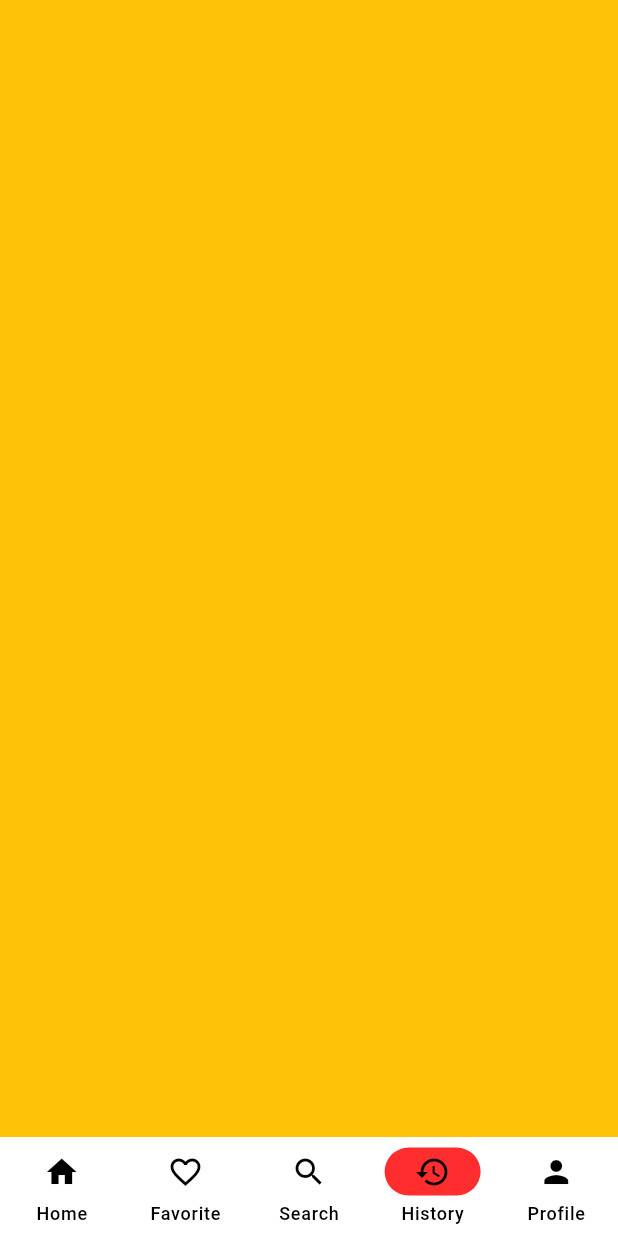
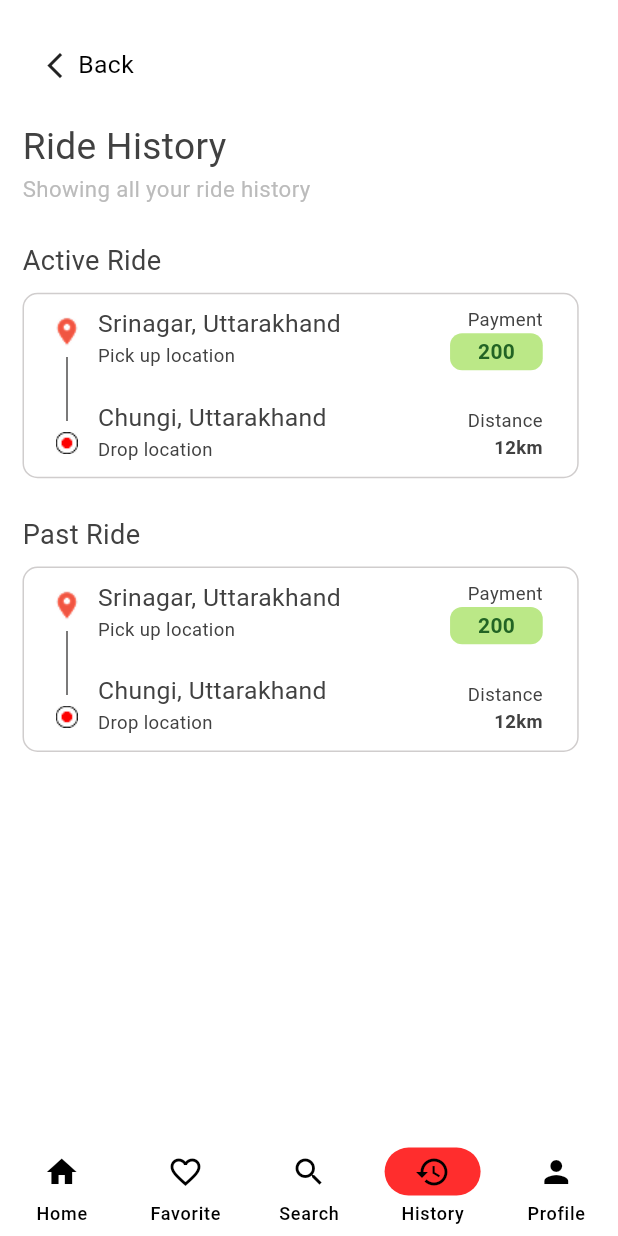
Before and after one commit to Cyber-Nut/GoSri, a Flutter app: the NavigationMenu screen opened by its route, item 4 of the bottom bar chosen, on a phone screen of 412 x 824 dp. Run offline on Flutter 3.47's test engine with Material 3 defaults, Android fonts, the phone set to English and light mode, and no system bars; our stand-ins replace dropdown_textfield, flutter_svg, get, pinput, roundcheckbox.

Commit message:
created the history card and history screen

```diff
--- /dev/null
+++ b/lib/data/models/history.dart
@@ -0,0 +1,24 @@
+class History {
+  String? _date, _pickUpLocation, _dropLocation, _passengerName;
+  double? _payment, _distance;
+  int? _riderId;
+
+  // Getters
+  String? get date => _date;
+  String? get pickUpLocation => _pickUpLocation;
+  String? get dropLocation => _dropLocation;
+  String? get passengerName => _passengerName;
+  double? get payment => _payment;
+  double? get distance => _distance;
+  int? get riderId => _riderId;
+
+  // Setters
+  set date(String? date) => _date = date;
+  set pickUpLocation(String? pickUpLocation) =>
+      _pickUpLocation = pickUpLocation;
+  set dropLocation(String? dropLocation) => _dropLocation = dropLocation;
+  set passengerName(String? passengerName) => _passengerName = passengerName;
+  set payment(double? payment) => _payment = payment;
+  set distance(double? distance) => _distance = distance;
+  set riderId(int? riderId) => _riderId = riderId;
+}
--- /dev/null
+++ b/lib/presentation/content_screens/history/history_card.dart
@@ -0,0 +1,126 @@
+import 'package:flutter/material.dart';
+import 'package:gosri/widgets/colors.dart';
+
+class HistoryCard extends StatelessWidget {
+  const HistoryCard({super.key});
+
+  @override
+  Widget build(BuildContext context) {
+    return Container(
+      decoration: BoxDecoration(
+          color: AppColors.background,
+          borderRadius: BorderRadius.circular(10),
+          border: Border.all(
+            color: const Color.fromARGB(255, 208, 205, 205),
+            width: 1,
+          )),
+      height: MediaQuery.of(context).size.height * 0.15,
+      width: MediaQuery.of(context).size.width * 0.9,
+      child: Padding(
+        padding: const EdgeInsets.all(8.0),
+        child: Row(
+          crossAxisAlignment: CrossAxisAlignment.center,
+          children: [
+            Container(
+              height: MediaQuery.of(context).size.height * 0.15,
+              width: MediaQuery.of(context).size.width * 0.1,
+              child: Column(
+                mainAxisAlignment: MainAxisAlignment.spaceEvenly,
+                children: [
+                  Image.asset('assets/images/pinPickUp.png'),
+                  Image.asset('assets/images/line.png'),
+                  Image.asset('assets/images/pinDrop.png'),
+                ],
+              ),
+            ),
+            Container(
+              height: MediaQuery.of(context).size.height * 0.15,
+              width: MediaQuery.of(context).size.width * 0.45,
+              child: Column(
+                crossAxisAlignment: CrossAxisAlignment.start,
+                children: [
+                  //Pickup loctation name
+                  Text(
+                    'Srinagar, Uttarakhand',
+                    style: TextStyle(
+                        fontSize: MediaQuery.of(context).size.height * 0.02,
+                        color: AppColors.error),
+                  ),
+                  Text(
+                    'Pick up location',
+                    style: TextStyle(
+                        fontSize: MediaQuery.of(context).size.height * 0.015,
+                        color: AppColors.error),
+                  ),
+
+                  SizedBox(
+                    height: MediaQuery.of(context).size.height * 0.025,
+                  ),
+
+                  Text(
+                    'Chungi, Uttarakhand',
+                    style: TextStyle(
+                        fontSize: MediaQuery.of(context).size.height * 0.02,
+                        color: AppColors.error),
+                  ),
+                  Text(
+                    'Drop location',
+                    style: TextStyle(
+                        fontSize: MediaQuery.of(context).size.height * 0.015,
+                        color: AppColors.error),
+                  ),
+                ],
+              ),
+            ),
+            SizedBox(
+              width: MediaQuery.of(context).size.width * 0.12,
+            ),
+            Container(
+              child: Column(
+                crossAxisAlignment: CrossAxisAlignment.end,
+                children: [
+                  Text(
+                    'Payment',
+                    style: TextStyle(
+                        fontSize: MediaQuery.of(context).size.height * 0.015,
+                        color: AppColors.error),
+                  ),
+                  Container(
+                    height: MediaQuery.of(context).size.height * 0.03,
+                    width: MediaQuery.of(context).size.width * 0.15,
+                    decoration: BoxDecoration(
+                        color: const Color.fromARGB(255, 187, 232, 135),
+                        borderRadius: BorderRadius.circular(8)),
+                    child: Center(
+                        child: Text(
+                      '200',
+                      style: TextStyle(
+                          color: const Color.fromARGB(255, 34, 100, 36),
+                          fontWeight: FontWeight.w700),
+                    )),
+                  ),
+                  SizedBox(
+                    height: MediaQuery.of(context).size.height * 0.03,
+                  ),
+                  Text(
+                    'Distance',
+                    style: TextStyle(
+                        fontSize: MediaQuery.of(context).size.height * 0.015,
+                        color: AppColors.error),
+                  ),
+                  Text(
+                    '12km',
+                    style: TextStyle(
+                        fontSize: MediaQuery.of(context).size.height * 0.015,
+                        color: AppColors.error,
+                        fontWeight: FontWeight.w700),
+                  ),
+                ],
+              ),
+            )
+          ],
+        ),
+      ),
+    );
+  }
+}
--- /dev/null
+++ b/lib/presentation/content_screens/history/ride_history_screen.dart
@@ -0,0 +1,125 @@
+import 'package:flutter/material.dart';
+import 'package:gosri/presentation/content_screens/history/history_card.dart';
+import 'package:gosri/widgets/colors.dart';
+
+class RideHistoryScreen extends StatefulWidget {
+  const RideHistoryScreen({super.key});
+
+  @override
+  State<RideHistoryScreen> createState() => _RideHistoryScreenState();
+}
+
+class _RideHistoryScreenState extends State<RideHistoryScreen> {
+  @override
+  Widget build(BuildContext context) {
+    return SafeArea(
+        child: Scaffold(
+      resizeToAvoidBottomInset: false,
+      body: Padding(
+        padding: const EdgeInsets.all(15.0),
+        child: Column(
+          children: [
+            SizedBox(
+              height: MediaQuery.of(context).size.height * 0.02,
+            ),
+
+            //Back Button
+            GestureDetector(
+              onTap: () => Navigator.pop(context),
+              child: SizedBox(
+                child: Row(
+                  children: [
+                    SizedBox(
+                      width: MediaQuery.of(context).size.width * 0.04,
+                    ),
+                    Icon(
+                      Icons.arrow_back_ios,
+                      size: MediaQuery.of(context).size.height * 0.025,
+                    ),
+                    Text(
+                      'Back',
+                      style: TextStyle(
+                          fontSize: MediaQuery.of(context).size.height * 0.02),
+                    )
+                  ],
+                ),
+              ),
+            ),
+
+            SizedBox(
+              height: MediaQuery.of(context).size.height * 0.03,
+            ),
+
+            Align(
+              alignment: Alignment(-1, 0),
+              child: Text(
+                'Ride History',
+                textAlign: TextAlign.left,
+                style: TextStyle(
+                    fontSize: MediaQuery.of(context).size.height * 0.03,
+                    fontWeight: FontWeight.w400,
+                    color: AppColors.error),
+              ),
+            ),
+            Align(
+              alignment: Alignment(-1, 0),
+              child: Text(
+                'Showing all your ride history',
+                textAlign: TextAlign.left,
+                style: TextStyle(
+                    fontSize: MediaQuery.of(context).size.height * 0.018,
+                    fontWeight: FontWeight.w400,
+                    color: AppColors.surface),
+              ),
+            ),
+
+            SizedBox(
+              height: MediaQuery.of(context).size.height * 0.03,
+            ),
+
+            Align(
+              alignment: Alignment(-1, 0),
+              child: Text(
+                'Active Ride',
+                textAlign: TextAlign.left,
+                style: TextStyle(
+                    fontSize: MediaQuery.of(context).size.height * 0.022,
+                    fontWeight: FontWeight.w400,
+                    color: AppColors.error),
+              ),
+            ),
+            SizedBox(
+              height: MediaQuery.of(context).size.height * 0.01,
+            ),
+            Align(
+              alignment: Alignment(-1, 0),
+              child: HistoryCard(),
+            ),
+            SizedBox(
+              height: MediaQuery.of(context).size.height * 0.03,
+            ),
+
+            Align(
+              alignment: Alignment(-1, 0),
+              child: Text(
+                'Past Ride',
+                textAlign: TextAlign.left,
+                style: TextStyle(
+                    fontSize: MediaQuery.of(context).size.height * 0.022,
+                    fontWeight: FontWeight.w400,
+                    color: AppColors.error),
+              ),
+            ),
+            SizedBox(
+              height: MediaQuery.of(context).size.height * 0.01,
+            ),
+            Align(
+              alignment: Alignment(-1, 0),
+              child: HistoryCard(),
+            )
+          ],
+        ),
+      ),
+    ));
+  }
+}
--- a/lib/presentation/content_screens/navigation_menu.dart
+++ b/lib/presentation/content_screens/navigation_menu.dart
@@ -1,5 +1,6 @@
 import 'package:flutter/material.dart';
 import 'package:get/get.dart';
+import 'package:gosri/presentation/content_screens/history/ride_history_screen.dart';
 import 'package:gosri/presentation/content_screens/home_screen.dart';
 
 class NavigationMenu extends StatelessWidget {
@@ -49,9 +50,7 @@ class NavigationController extends GetxController {
     Container(
       color: Colors.red,
     ),
-    Container(
-      color: Colors.amber,
-    ),
+    RideHistoryScreen(),
     Container(
       color: Colors.pink,
     )
--- a/lib/routes/app_routes.dart
+++ b/lib/routes/app_routes.dart
@@ -1,6 +1,7 @@
 import 'package:flutter/material.dart';
 import 'package:gosri/presentation/authentication_screens/choose_role_screen.dart';
 import 'package:gosri/presentation/authentication_screens/set_newpassword_screen.dart';
+import 'package:gosri/presentation/content_screens/history/ride_history_screen.dart';
 import 'package:gosri/presentation/content_screens/home_screen.dart';
 import 'package:gosri/presentation/content_screens/navigation_menu.dart';
 import 'package:gosri/presentation/intro_screens/at_any_moment_screen.dart';
@@ -38,6 +39,8 @@ class AppRoutes {
       'lib/presentation/content_screens/home_screen.dart';
   static const String navigationMenu =
       'lib/presentation/content_screens/navigation_menu.dart';
+  static const String rideHistoryScreen =
+      'lib/presentation/content_screens/history/ride_history_screen';
   static const String initialRoute =
       'lib/presentation/intro_screens/by_your_side_screen.dart';
 
@@ -54,6 +57,7 @@ class AppRoutes {
     bookYourRideScreen: (context) => BookYourRideScreen(),
     homeScreen: (context) => HomeScreen(),
     navigationMenu: (context) => NavigationMenu(),
+    rideHistoryScreen: (context) => RideHistoryScreen(),
     initialRoute: (context) => ByYourSideScreen(),
   };
 }
--- a/pubspec.yaml
+++ b/pubspec.yaml
@@ -77,6 +77,9 @@ flutter:
       - assets/images/car.png
       - assets/images/lease.png
       - assets/images/bike.png
+      - assets/images/pinPickUp.png
+      - assets/images/pinDrop.png
+      - assets/images/line.png
 
   # An image asset can refer to one or more resolution-specific "variants", see
   # https://flutter.dev/to/resolution-aware-images
```
Also changed, not shown: assets/images/line.png (added), assets/images/pinDrop.png (added), assets/images/pinPickUp.png (added), lib/presentation/content_screens/notification_screen.dart (added).
